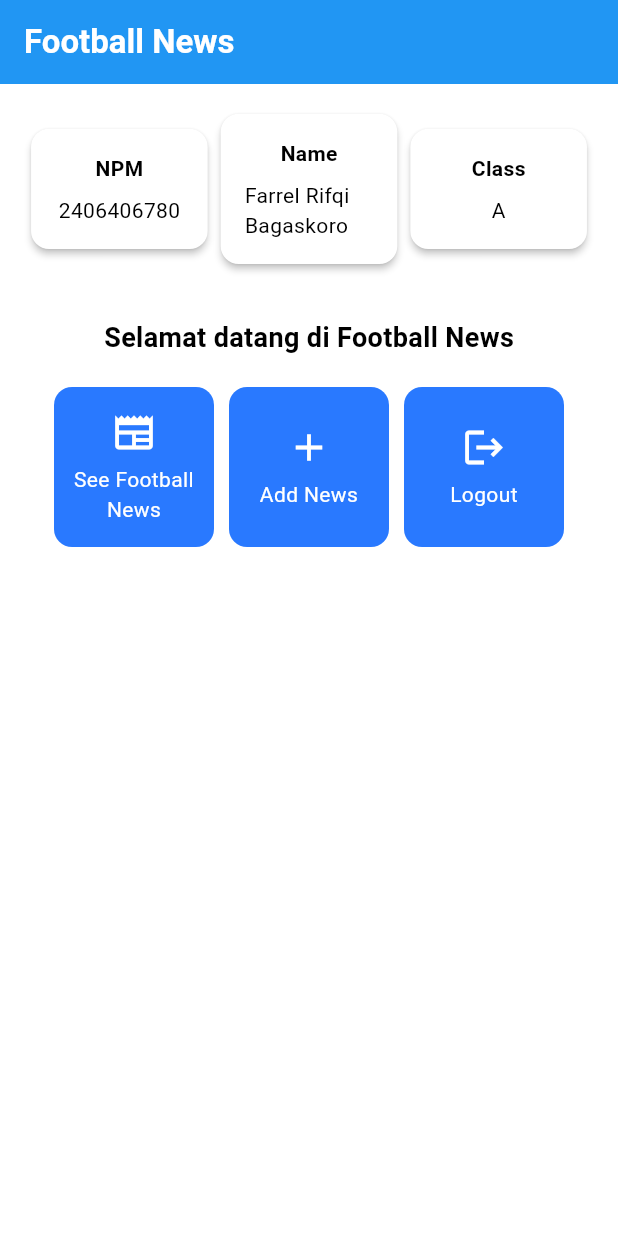
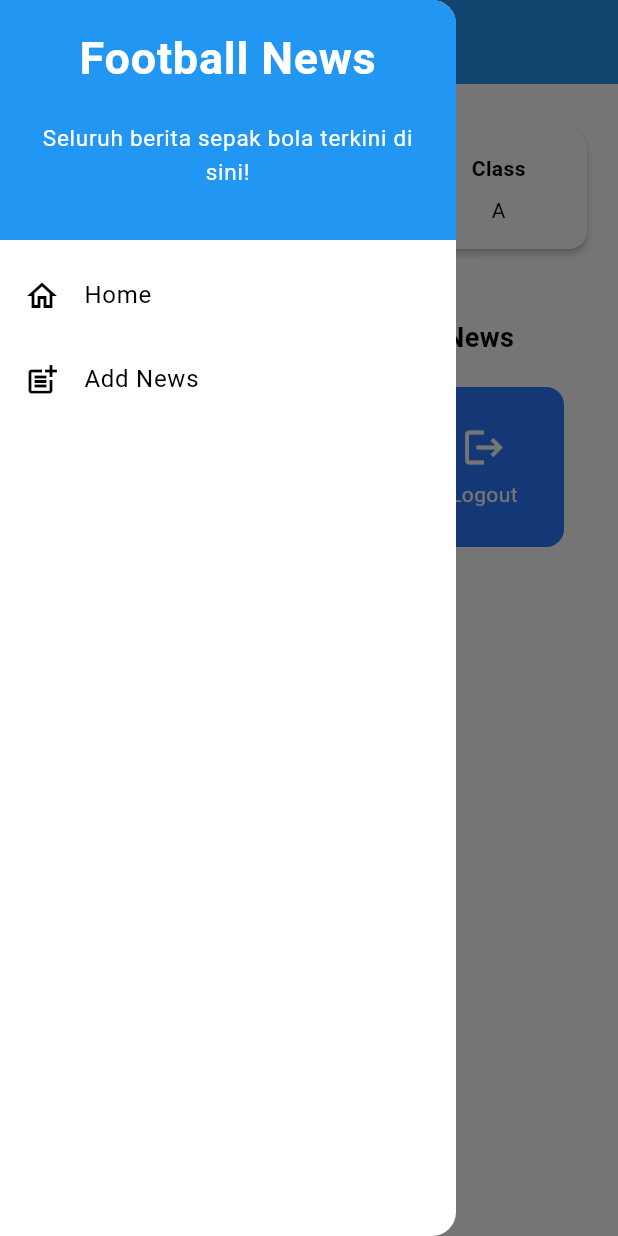
Before and after one commit to rellbgs23/football-news-mobile, a Flutter app: the screen it shows after launch, with the side drawer open (before the commit the screen has no drawer), on a phone screen of 412 x 824 dp. Run offline on Flutter 3.47's test engine with Material 3 defaults, Android fonts, the phone set to English and light mode, and no system bars.

Commit message:
tutorial 7 done

```diff
--- a/lib/main.dart
+++ b/lib/main.dart
@@ -1,5 +1,5 @@
 import 'package:flutter/material.dart';
-import 'package:football_news/menu.dart';
+import 'package:football_news/screens/menu.dart';
 
 void main() {
   runApp(const MyApp());
--- a/lib/menu.dart
+++ b/lib/screens/menu.dart
@@ -1,4 +1,6 @@
 import 'package:flutter/material.dart';
+import 'package:football_news/widgets/left_drawer.dart';
+import 'package:football_news/widgets/news_card.dart';
 
 class MyHomePage extends StatelessWidget {
   MyHomePage({super.key});
@@ -30,6 +32,9 @@ class MyHomePage extends StatelessWidget {
         // Warna latar belakang AppBar diambil dari skema warna tema aplikasi.
         backgroundColor: Theme.of(context).colorScheme.primary,
       ),
+
+      drawer: LeftDrawer(),
+
       // Body halaman dengan padding di sekelilingnya.
       body: Padding(
         padding: const EdgeInsets.all(16.0),
@@ -132,57 +137,3 @@ class ItemHomepage {
 
   ItemHomepage(this.name, this.icon);
 }
-
-class ItemCard extends StatelessWidget {
-  // Menampilkan kartu dengan ikon dan nama.
-
-  final ItemHomepage item;
-
-  const ItemCard(this.item, {super.key});
-
-  @override
-  Widget build(BuildContext context) {
-    return Material(
-      // Menentukan warna latar belakang dari tema aplikasi.
-      color: Theme.of(context).colorScheme.secondary,
-      // Membuat sudut kartu melengkung.
-      borderRadius: BorderRadius.circular(12),
-
-      child: InkWell(
-        // Aksi ketika kartu ditekan.
-        onTap: () {
-          // Menampilkan pesan SnackBar saat kartu ditekan.
-          ScaffoldMessenger.of(context)
-            ..hideCurrentSnackBar()
-            ..showSnackBar(
-                SnackBar(content: Text("Kamu telah menekan tombol ${item.name}!"))
-            );
-        },
-        // Container untuk menyimpan Icon dan Text
-        child: Container(
-          padding: const EdgeInsets.all(8),
-          child: Center(
-            child: Column(
-              // Menyusun ikon dan teks di tengah kartu.
-              mainAxisAlignment: MainAxisAlignment.center,
-              children: [
-                Icon(
-                  item.icon,
-                  color: Colors.white,
-                  size: 30.0,
-                ),
-                const Padding(padding: EdgeInsets.all(3)),
-                Text(
-                  item.name,
-                  textAlign: TextAlign.center,
-                  style: const TextStyle(color: Colors.white),
-                ),
-              ],
-            ),
-          ),
-        ),
-      ),
-    );
-  }
-
-}
--- /dev/null
+++ b/lib/widgets/left_drawer.dart
@@ -0,0 +1,76 @@
+import 'package:flutter/material.dart';
+import 'package:football_news/screens/menu.dart';
+import 'package:football_news/screens/newslist_form.dart';
+
+class LeftDrawer extends StatelessWidget {
+  const LeftDrawer({super.key});
+
+  @override
+  Widget build(BuildContext context) {
+    return Drawer(
+      child: ListView(
+        children: [
+          const DrawerHeader(
+            // TODO DONE: Bagian drawer header
+              decoration: BoxDecoration(
+                color: Colors.blue,
+              ),
+              child: Column(
+                children: [
+                  Text(
+                    'Football News',
+                    textAlign: TextAlign.center,
+                    style: TextStyle(
+                      fontSize: 30,
+                      fontWeight: FontWeight.bold,
+                      color: Colors.white,
+                    ),
+                  ),
+                  Padding(padding: EdgeInsets.all(10)),
+                  Text("Seluruh berita sepak bola terkini di sini!",
+                      // TODO DONE: Tambahkan gaya teks dengan center alignment, font ukuran 15, warna putih, dan weight biasa
+                      textAlign: TextAlign.center,
+                      style: TextStyle(
+                        fontSize: 15,
+                        fontWeight: FontWeight.normal,
+                        color: Colors.white,
+                      ),
+                   ),
+                ],
+              ),
+          ),
+          // TODO: Bagian routing
+          ListTile(
+            leading: const Icon(Icons.home_outlined),
+            title: const Text('Home'),
+            // Bagian redirection ke MyHomePage
+            onTap: () {
+              Navigator.pushReplacement(
+                  context,
+                  MaterialPageRoute(
+                    builder: (context) => MyHomePage(),
+                  ));
+            },
+          ),
+          ListTile(
+            leading: const Icon(Icons.post_add),
+            title: const Text('Add News'),
+            // Bagian redirection ke NewsFormPage
+            onTap: () {
+              /*
+              TODO DONE: Buatlah routing ke NewsFormPage di sini,
+              setelah halaman NewsFormPage sudah dibuat.
+              */
+              Navigator.pushReplacement(
+                  context,
+                  MaterialPageRoute(
+                    builder: (context) => NewsFormPage(),
+                  ));
+            },
+          ),
+          // TODO: Buat ListTile baru untuk ke halaman melihat news
+        ],
+      ),
+    );
+  }
+}
--- /dev/null
+++ b/lib/widgets/news_card.dart
@@ -0,0 +1,66 @@
+import 'package:flutter/material.dart';
+import 'package:football_news/screens/newslist_form.dart';
+import 'package:football_news/screens/menu.dart';
+
+class ItemCard extends StatelessWidget {
+  // Menampilkan kartu dengan ikon dan nama.
+
+  final ItemHomepage item;
+
+  const ItemCard(this.item, {super.key});
+
+  @override
+  Widget build(BuildContext context) {
+    return Material(
+      // Menentukan warna latar belakang dari tema aplikasi.
+      color: Theme.of(context).colorScheme.secondary,
+      // Membuat sudut kartu melengkung.
+      borderRadius: BorderRadius.circular(12),
+
+      child: InkWell(
+        // Aksi ketika kartu ditekan.
+        onTap: () {
+          // Menampilkan pesan SnackBar saat kartu ditekan.
+          ScaffoldMessenger.of(context)
+            ..hideCurrentSnackBar()
+            ..showSnackBar(
+                SnackBar(content: Text("Kamu telah menekan tombol ${item.name}!"))
+            );
+          // Navigate ke route yang sesuai (tergantung jenis tombol)
+          if (item.name == "Add News") { // note Tambah Berita >> Add News
+            // TODO DONE: Gunakan Navigator.push untuk melakukan navigasi ke MaterialPageRoute yang mencakup NewsFormPage.
+            Navigator.push(
+              context,
+              MaterialPageRoute(
+                builder: (context) => NewsFormPage(),
+              ),
+            );
+          }
+        },
+        // Container untuk menyimpan Icon dan Text
+        child: Container(
+          padding: const EdgeInsets.all(8),
+          child: Center(
+            child: Column(
+              // Menyusun ikon dan teks di tengah kartu.
+              mainAxisAlignment: MainAxisAlignment.center,
+              children: [
+                Icon(
+                  item.icon,
+                  color: Colors.white,
+                  size: 30.0,
+                ),
+                const Padding(padding: EdgeInsets.all(3)),
+                Text(
+                  item.name,
+                  textAlign: TextAlign.center,
+                  style: const TextStyle(color: Colors.white),
+                ),
+              ],
+            ),
+          ),
+        ),
+      ),
+    );
+  }
+}
```
Also changed, not shown: lib/screens/newslist_form.dart (added, +219 -0 lines).
